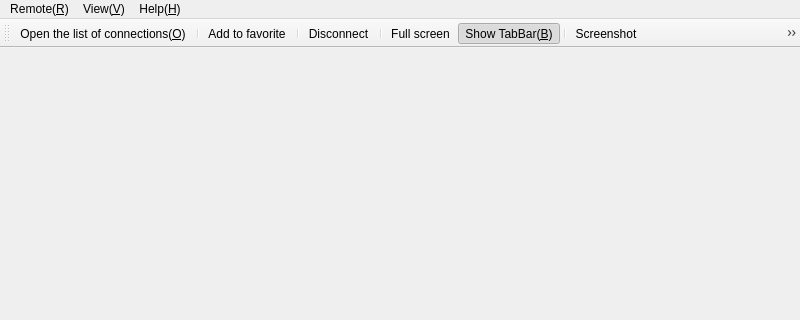
Old version of the form App/Client/mainwindow.ui in the repository KangLin/RabbitRemoteControl; both pictures show x 0 to 800 and y 0 to 320 of the 800 by 600 pixel window.
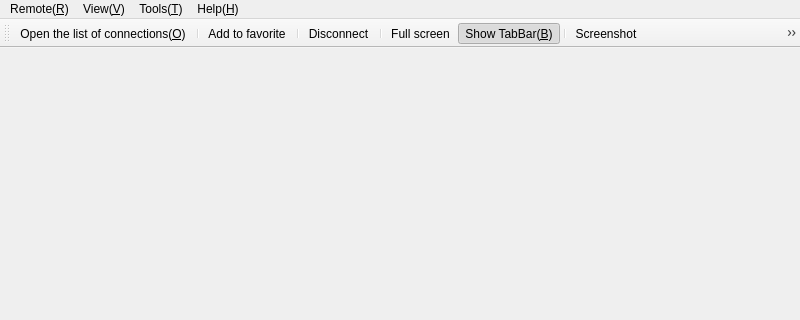
New version of the form. Icons and pictures are not drawn.

Commit message: App::Client: modify menu

Patch:
```diff
--- a/App/Client/mainwindow.ui
+++ b/App/Client/mainwindow.ui
@@ -27,7 +27,7 @@
      <height>27</height>
     </rect>
    </property>
-   <widget class="QMenu" name="menuHelp_H">
+   <widget class="QMenu" name="menuHelp">
     <property name="title">
      <string>Help(&amp;H)</string>
     </property>
@@ -92,9 +92,20 @@
     <addaction name="separator"/>
     <addaction name="actionExit_E"/>
    </widget>
+   <widget class="QMenu" name="menuTools">
+    <property name="title">
+     <string>Tools(&amp;T)</string>
+    </property>
+    <addaction name="actionScreenshot"/>
+    <addaction name="actionSend_ctl_alt_del"/>
+    <addaction name="separator"/>
+    <addaction name="actionStyle_S"/>
+    <addaction name="actionSettings"/>
+   </widget>
    <addaction name="menuRemote"/>
    <addaction name="menuView"/>
-   <addaction name="menuHelp_H"/>
+   <addaction name="menuTools"/>
+   <addaction name="menuHelp"/>
   </widget>
   <widget class="QStatusBar" name="statusbar"/>
   <widget class="QToolBar" name="toolBar">
```
Left out of the diff: 57 changed lines with no effect on the pictures. The commit also changes 75 other files.
